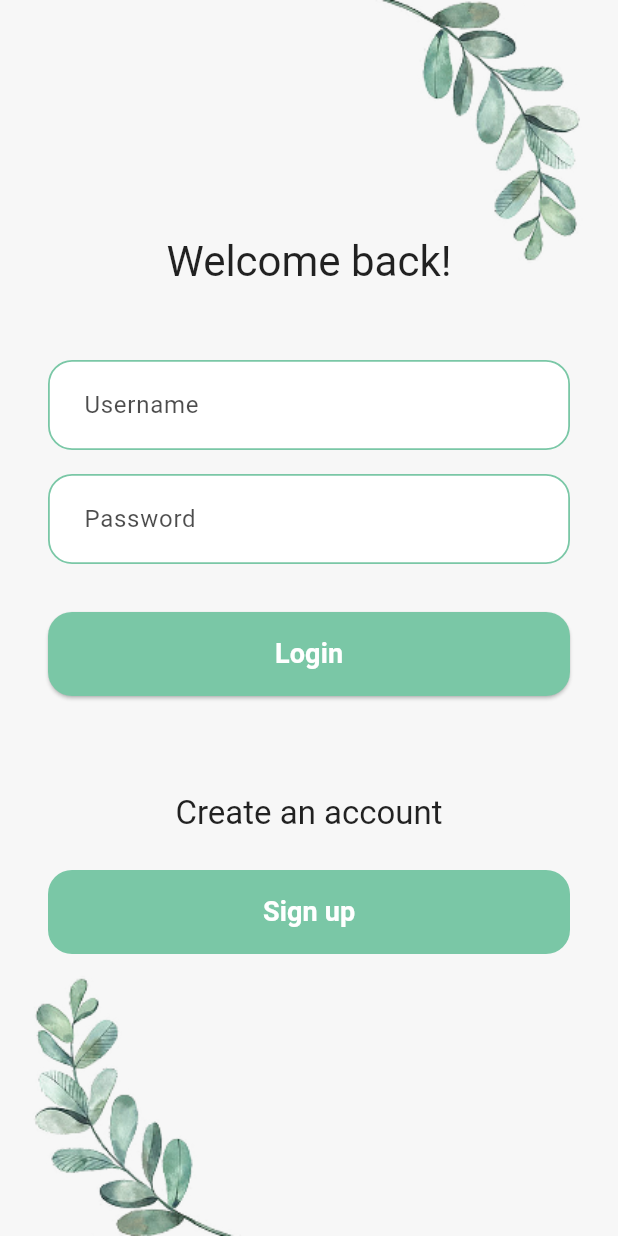
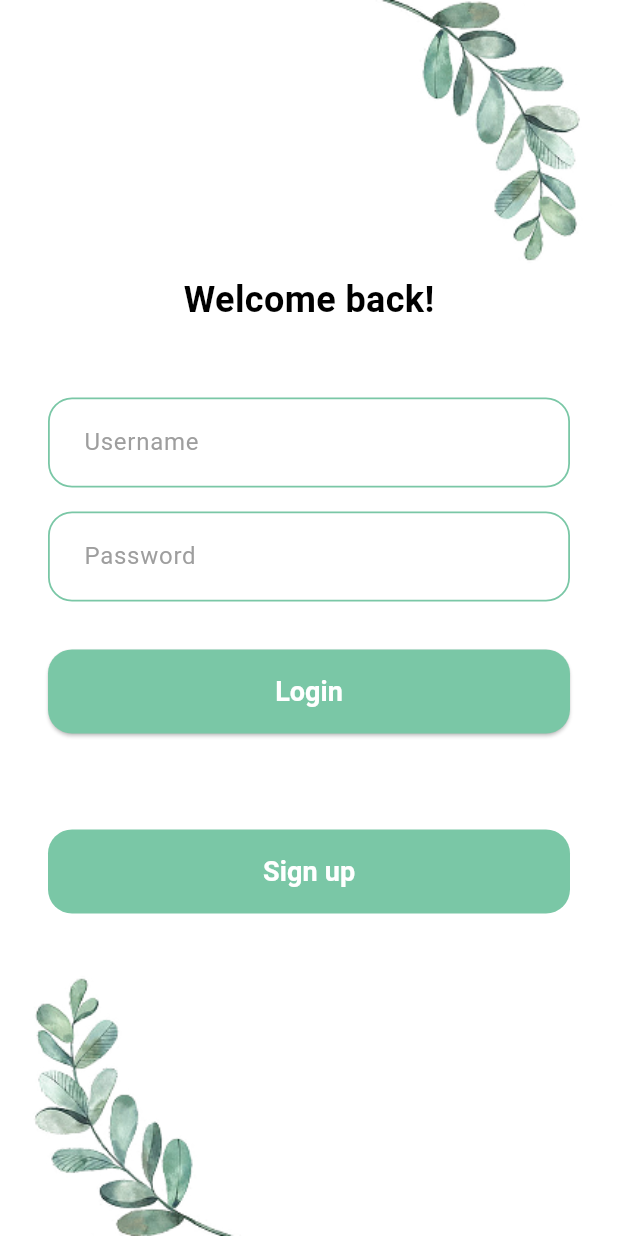
Before and after one commit to katharina-gross/Stress-management-app, a Flutter app: the screen it shows after launch, on a phone screen of 412 x 824 dp. Run offline on Flutter 3.47's test engine with Material 3 defaults, Android fonts, the phone set to English and light mode, and no system bars; our stand-ins replace flutter_secure_storage, shared_preferences; missing offline and left inert: dart:html.

```diff
--- a/frontend/lib/screens/login_screen.dart
+++ b/frontend/lib/screens/login_screen.dart
@@ -59,9 +59,30 @@ class _LoginScreenState extends State<LoginScreen> {
   @override
   Widget build(BuildContext context) {
     return Theme(
-      data: ThemeData.light(), // или customLightTheme, если он импортирован
+      data: ThemeData.light().copyWith(
+        scaffoldBackgroundColor: Colors.white,
+        appBarTheme: const AppBarTheme(
+          backgroundColor: Colors.white,
+          foregroundColor: Colors.black,
+          iconTheme: IconThemeData(color: Colors.black),
+          titleTextStyle: TextStyle(color: Colors.black, fontSize: 20, fontWeight: FontWeight.bold),
+        ),
+        textTheme: ThemeData.light().textTheme,
+        elevatedButtonTheme: ElevatedButtonThemeData(
+          style: ElevatedButton.styleFrom(
+            backgroundColor: Color(0xFF7AC7A6),
+            foregroundColor: Colors.white,
+          ),
+        ),
+        inputDecorationTheme: const InputDecorationTheme(
+          filled: true,
+          fillColor: Colors.white,
+          border: OutlineInputBorder(),
+          hintStyle: TextStyle(color: Colors.grey),
+        ),
+      ),
       child: Scaffold(
-        backgroundColor: Theme.of(context).scaffoldBackgroundColor,
+        backgroundColor: Colors.white, // Явно белый фон
         body: SafeArea(
           child: Stack(
             children: [
@@ -86,14 +107,18 @@ class _LoginScreenState extends State<LoginScreen> {
                       children: [
                         Text(
                           'Welcome back!',
-                          style: Theme.of(context).textTheme.headlineMedium,
+                          style: TextStyle(
+                            color: Colors.black,
+                            fontSize: 24,
+                            fontWeight: FontWeight.bold,
+                          ),
                         ),
                         const SizedBox(height: 48),
 
                         // Username
                         TextFormField(
                           controller: _username,
-                          style: TextStyle(color: Theme.of(context).textTheme.bodyLarge?.color),
+                          style: TextStyle(color: Colors.black),
                           decoration: _inputDecoration(context, 'Username'),
                           validator: (value) =>
                           value == null || value.trim().isEmpty
@@ -106,7 +131,7 @@ class _LoginScreenState extends State<LoginScreen> {
                         TextFormField(
                           controller: _password,
                           obscureText: true,
-                          style: TextStyle(color: Theme.of(context).textTheme.bodyLarge?.color),
+                          style: TextStyle(color: Colors.black),
                           decoration: _inputDecoration(context, 'Password'),
                           validator: (value) {
                             if (value == null || value.isEmpty) {
@@ -126,10 +151,12 @@ class _LoginScreenState extends State<LoginScreen> {
                           onPressed: _isLoading ? null : _handleLogin,
                           style: ElevatedButton.styleFrom(
                             minimumSize: const Size.fromHeight(56),
-                            backgroundColor: Theme.of(context).colorScheme.primary,
+                            backgroundColor: Color(0xFF7AC7A6),
+                            foregroundColor: Colors.white,
                             shape: RoundedRectangleBorder(
                               borderRadius: BorderRadius.circular(16),
                             ),
+                            textStyle: TextStyle(fontWeight: FontWeight.bold),
                           ),
                           child: _isLoading
                               ? const CircularProgressIndicator(
@@ -147,12 +174,7 @@ class _LoginScreenState extends State<LoginScreen> {
                         ),
                         const SizedBox(height: 64),
 
-                        Text(
-                          'Create an account',
-                          style: Theme.of(context).textTheme.titleLarge,
-                        ),
-                        const SizedBox(height: 24),
-
+                        // Удалена надпись 'Create an account' и SizedBox перед кнопкой регистрации
                         // Sign-up button
                         _filledButton(
                           context: context,
@@ -179,7 +201,7 @@ class _LoginScreenState extends State<LoginScreen> {
       hintText: hint,
       filled: true,
       fillColor: Colors.white,
-      hintStyle: TextStyle(color: Theme.of(context).textTheme.bodyMedium?.color?.withOpacity(0.7)),
+      hintStyle: TextStyle(color: Colors.grey),
       enabledBorder: OutlineInputBorder(
         borderRadius: BorderRadius.circular(16),
         borderSide: BorderSide(color: borderColor, width: 1.2),
--- a/frontend/pubspec.yaml
+++ b/frontend/pubspec.yaml
@@ -18,6 +18,7 @@ dependencies:
   flutter_secure_storage: ^9.0.0
   shared_preferences: ^2.0.0
   provider: ^6.0.0
+  web_socket_channel: ^2.4.0
 
 dev_dependencies:
   flutter_test:
```
Also changed, not shown: frontend/lib/screens/home_screen.dart (+45 -0 lines), frontend/lib/screens/registration_screen.dart (+22 -1 lines), frontend/pubspec.lock, 7 other files.
